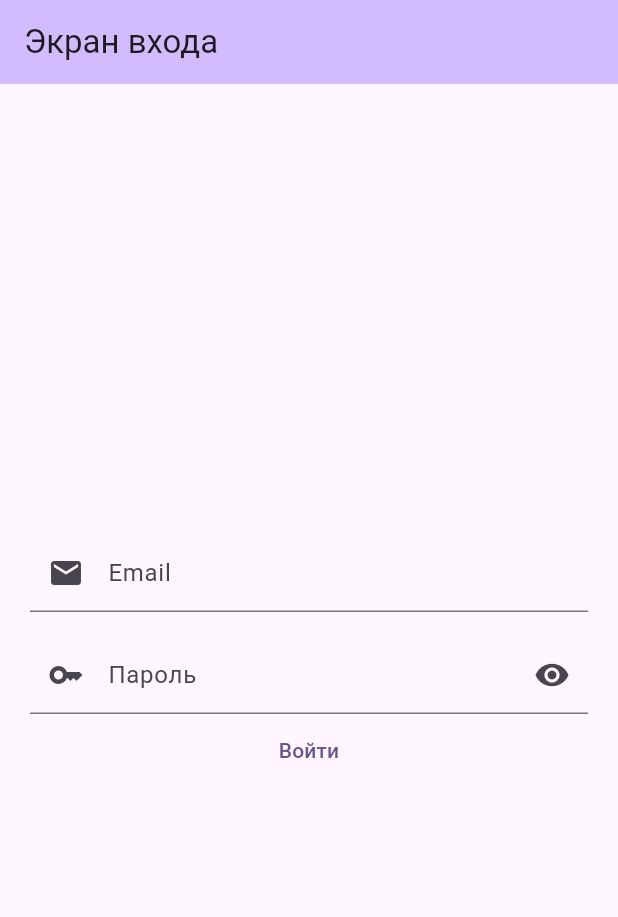
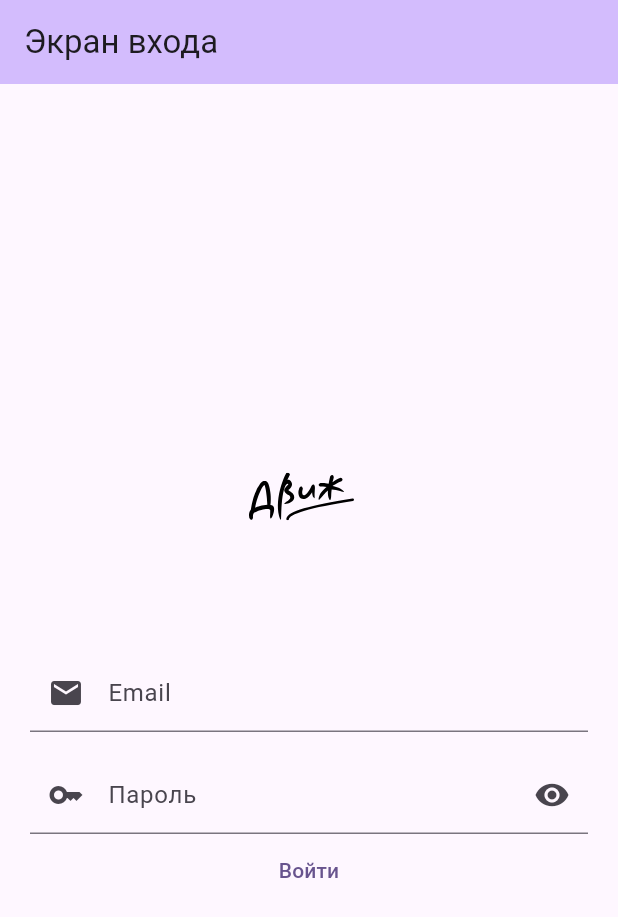
Before and after one commit to McAr0v/admin_dvij, a Flutter app: the screen it shows after launch, on a phone screen of 412 x 824 dp. Shown: the top 917 px of the screen. Run offline on Flutter 3.47's test engine with Material 3 defaults, Android fonts, the phone set to English and light mode, and no system bars; our stand-ins replace firebase_auth, firebase_core, firebase_database, flutter_svg; missing offline and left inert: window_manager; accounts and stored records are empty.

Commit message:
Добавил логотип и создал виджет логотипа

```diff
--- a/lib/auth/log_in_screen.dart
+++ b/lib/auth/log_in_screen.dart
@@ -1,5 +1,6 @@
 import 'dart:io';
 import 'package:admin_dvij/auth/profile_screen.dart';
+import 'package:admin_dvij/design_elements/logo_view.dart';
 import 'package:flutter/material.dart';
 import '../constants/system_constants.dart';
 import 'auth_class.dart';
@@ -57,6 +58,10 @@ class _LogInScreenState extends State<LogInScreen> {
           child: Column(
               mainAxisAlignment: MainAxisAlignment.center,
               children: [
+
+                const LogoView(width: 70, height: 70,),
+
+                const SizedBox(height: 50,),
 
                 TextField(
                   style: Theme.of(context).textTheme.bodyMedium,
--- /dev/null
+++ b/lib/design_elements/logo_view.dart
@@ -0,0 +1,28 @@
+import 'package:flutter/cupertino.dart';
+import 'package:flutter/material.dart';
+import 'package:flutter_svg/flutter_svg.dart';
+
+class LogoView extends StatelessWidget {
+  final double width;
+  final double height;
+
+  const LogoView({super.key, this.width = 50.0, this.height = 50.0});
+
+  @override
+  Widget build(BuildContext context) {
+    return Container(
+      padding: const EdgeInsets.fromLTRB(10.0, 20.0, 20.0, 20.0),
+      child: Column(
+        crossAxisAlignment: CrossAxisAlignment.start,
+        children: [
+          SvgPicture.asset(
+              'assets/logo.svg',
+            width: width,
+            height: height,
+            color: Colors.black,
+          ),
+        ],
+      ),
+    );
+  }
+}
--- a/pubspec.yaml
+++ b/pubspec.yaml
@@ -38,6 +38,7 @@ dependencies:
   firebase_database: ^10.3.5
   firebase_storage: ^11.5.2
   window_manager: ^0.2.0
+  flutter_svg: ^0.22.0
 
   # The following adds the Cupertino Icons font to your application.
   # Use with the CupertinoIcons class for iOS style icons.
@@ -59,6 +60,8 @@ dev_dependencies:
 
 # The following section is specific to Flutter packages.
 flutter:
+  assets:
+    - assets/
 
   # The following line ensures that the Material Icons font is
   # included with your application, so that you can use the icons in
```
Also changed, not shown: assets/logo.svg (added), pubspec.lock.
